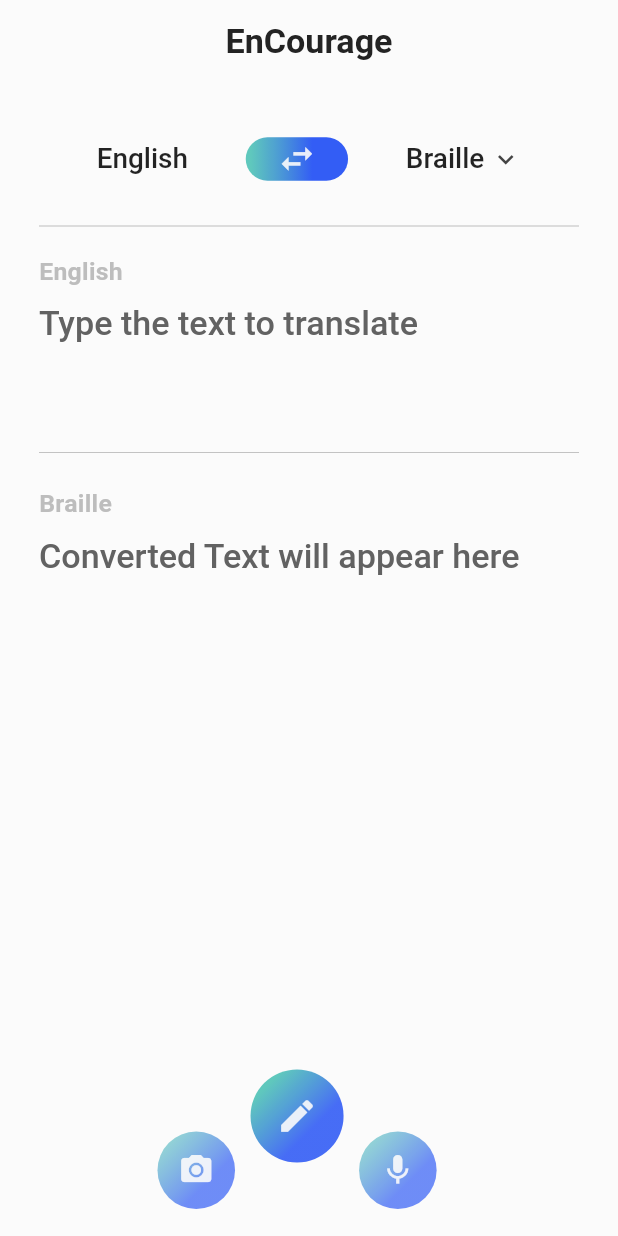
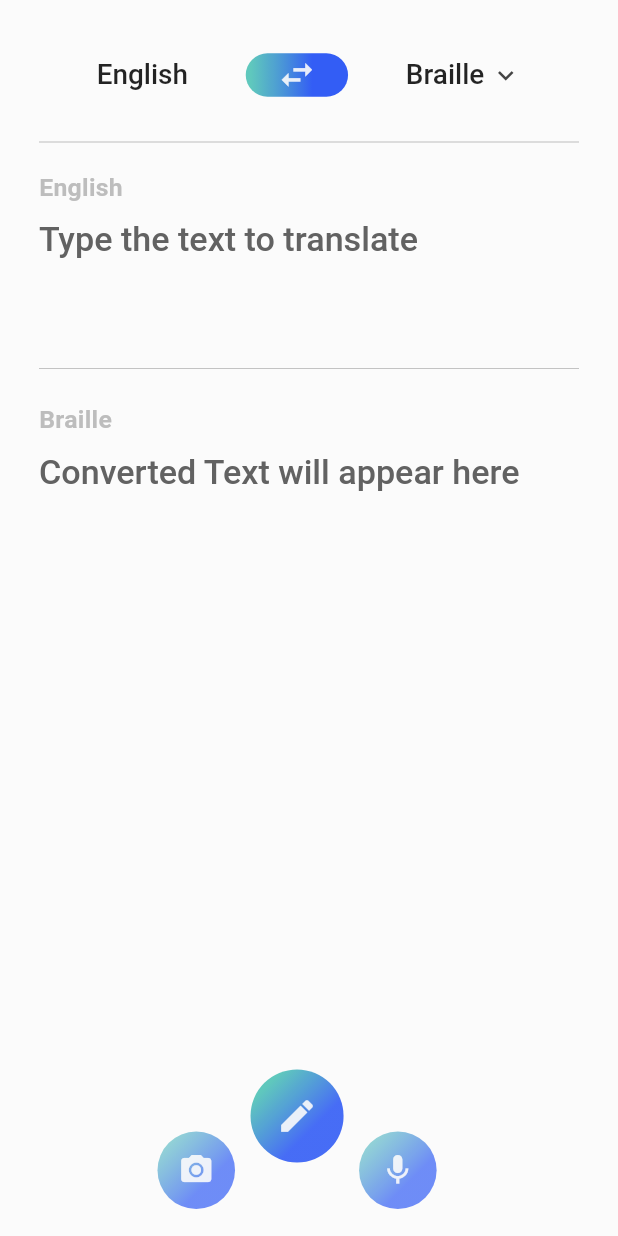
Before and after one commit to YT37/EnCourage, a Flutter app: the screen it shows after launch, on a phone screen of 412 x 824 dp. Run offline on Flutter 3.47's test engine with Material 2 defaults, Android fonts, the phone set to English and light mode, and no system bars; our stand-ins replace firebase_core, firebase_crashlytics, image_picker, responsive_framework, video_player; missing offline and left inert: firebase_performance, speech_recognition; accounts and stored records are empty.

Commit message:
Fixed Bugs

```diff
--- a/Source Code/encourage/lib/ui/home.dart
+++ b/Source Code/encourage/lib/ui/home.dart
@@ -65,15 +65,6 @@ class _HomeScreenState extends State<HomeScreen> {
         child: Scaffold(
           backgroundColor: Theme.of(context).accentColor,
           resizeToAvoidBottomInset: false,
-          appBar: AppBar(
-            backgroundColor: Theme.of(context).accentColor,
-            centerTitle: true,
-            elevation: 0,
-            title: Text(
-              "EnCourage",
-              style: Theme.of(context).textTheme.headline2,
-            ),
-          ),
           body: Container(
             height: MediaQuery.of(context).size.height,
             width: MediaQuery.of(context).size.width,
--- a/Source Code/encourage/lib/ui/splash.dart
+++ b/Source Code/encourage/lib/ui/splash.dart
@@ -59,9 +59,7 @@ class _SplashScreenState extends State<SplashScreen>
         Container(
           width: double.infinity,
           height: double.infinity,
-          color: pow(holeSize.value / 2, 2) > 0.9
-              ? Theme.of(context).accentColor
-              : Theme.of(context).primaryColor,
+          color: Theme.of(context).accentColor,
         ),
         if (holeSize.value < 1.5)
           Center(
@@ -71,12 +69,10 @@ class _SplashScreenState extends State<SplashScreen>
                 type: MaterialType.transparency,
                 child: Container(
                   child: Center(
-                    child: Text(
-                      "AI",
-                      style: TextStyle(
-                        fontSize: 95,
-                        color: Theme.of(context).accentColor,
-                      ),
+                    child: Image.asset(
+                      "assets/images/logo.png",
+                      height: 200,
+                      width: 200,
                     ),
                   ),
                 ),
@@ -94,7 +90,7 @@ class _SplashScreenState extends State<SplashScreen>
             child: CustomPaint(
               painter: AnimatedCircle(
                 circleSize: holeSize.value * size.height,
-                accentColor: Theme.of(context).accentColor,
+                accentColor: Theme.of(context).primaryColor,
               ),
             ),
           ),
--- a/Source Code/encourage/pubspec.yaml
+++ b/Source Code/encourage/pubspec.yaml
@@ -10,7 +10,6 @@ environment:
 dependencies:
   flutter:
     sdk: flutter
-
   firebase_core: ^0.7.0
   firebase_crashlytics: ^0.4.0+1
   firebase_performance: ^0.5.0+1
@@ -29,3 +28,6 @@ dev_dependencies:
 
 flutter:
   uses-material-design: true
+
+  assets:
+    - assets/images/
```
Also changed, not shown: Source Code/encourage/lib/ui/translation/display/sign.dart (+13 -27 lines), Source Code/encourage/assets/images/logo.png (added), 4 other files.
